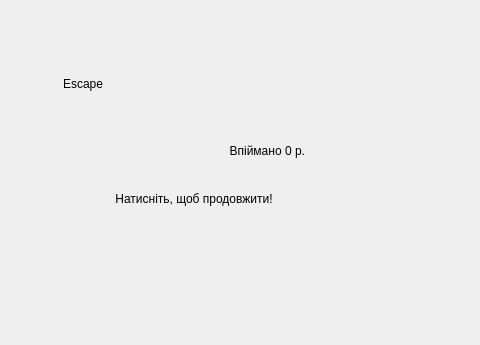
This is lab5/task2/mainwindow.ui in movavok/OOP-labs as Qt 5 draws it before an edit; both pictures show x 197 to 677 and y 186 to 531 of the 794 by 531 pixel window. The edited form follows.
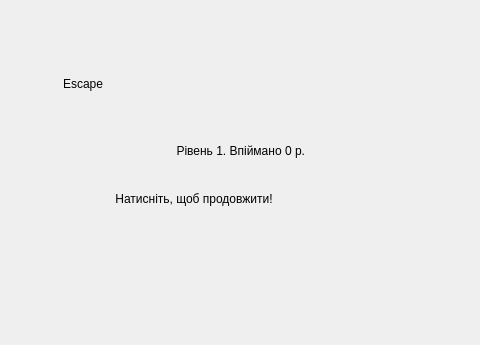
This is the edited form.

```diff
--- a/lab5/task2/mainwindow.ui
+++ b/lab5/task2/mainwindow.ui
@@ -42,7 +42,7 @@
        <item>
         <widget class="QLabel" name="l_score">
          <property name="text">
-          <string>&lt;html&gt;&lt;head/&gt;&lt;body&gt;&lt;p&gt;Впіймано 0 р.&lt;/p&gt;&lt;/body&gt;&lt;/html&gt;</string>
+          <string>&lt;html&gt;&lt;head/&gt;&lt;body&gt;&lt;p&gt;Рівень 1. Впіймано 0 р.&lt;/p&gt;&lt;/body&gt;&lt;/html&gt;</string>
          </property>
          <property name="alignment">
           <set>Qt::AlignmentFlag::AlignRight|Qt::AlignmentFlag::AlignTop|Qt::AlignmentFlag::AlignTrailing</set>
```
